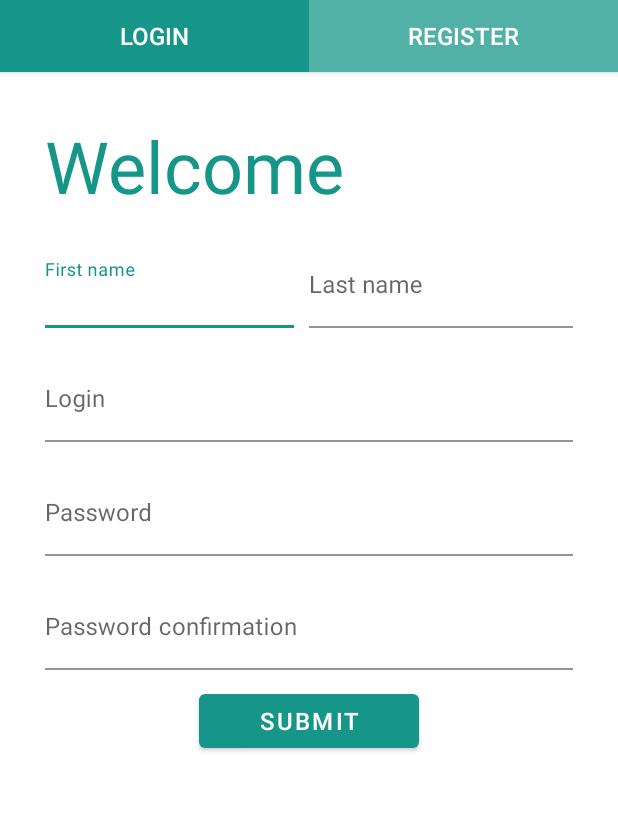
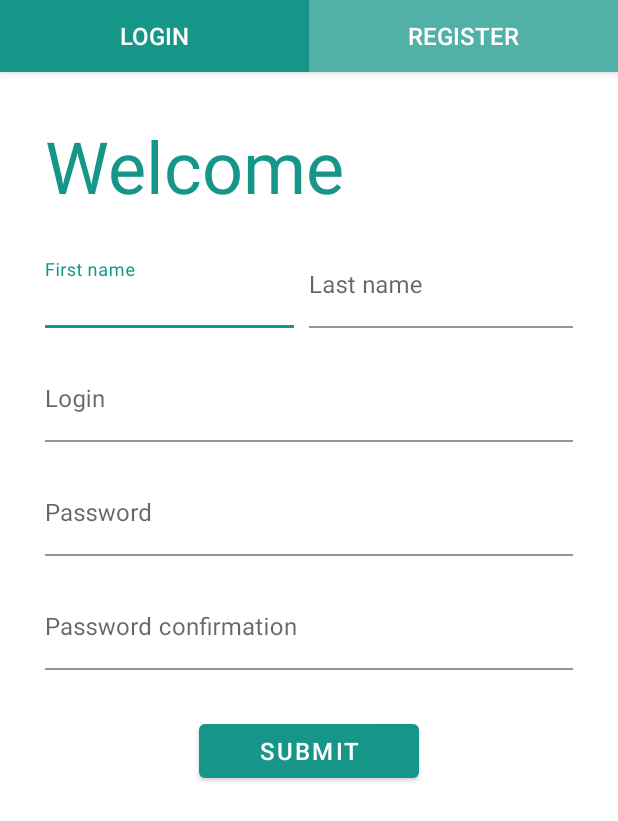
Before and after one commit to ZayetsA/Survay, an Android app: the screen it shows after launch (MainActivity), tab 2 chosen, on a phone screen of 412 x 824 dp. Shown: the top 821 px of the screen. Run offline under Robolectric (Android 15) with nearby library versions, the phone set to English and light mode, and no system bars; our stand-ins replace Room's generated code, data binding; libraries missing offline, so code that uses them is left out: androidx.databinding.library.

Commit message:
refactored some issues

```diff
--- a/app/src/main/java/com/onix/internship/survay/login/LoginFragment.kt
+++ b/app/src/main/java/com/onix/internship/survay/login/LoginFragment.kt
@@ -14,12 +14,15 @@ import com.onix.internship.survay.adapter.errorMessage
 import com.onix.internship.survay.database.RegisterRepository
 import com.onix.internship.survay.database.UserDatabase
 import com.onix.internship.survay.databinding.FragmentLoginBinding
-import com.onix.internship.survay.tab.TabFragmentDirections
 import com.onix.internship.survay.util.ErrorsCatcher
 
 class LoginFragment : Fragment() {
 
-    private lateinit var loginViewModel: LoginViewModel
+    private val loginViewModel: LoginViewModel by viewModels {
+        LoginViewModelFactory(
+            RegisterRepository(UserDatabase.getInstance(requireContext()).userDatabaseDao)
+        )
+    }
     private lateinit var binding: FragmentLoginBinding
 
     override fun onCreateView(
@@ -27,21 +30,15 @@ class LoginFragment : Fragment() {
         savedInstanceState: Bundle?
     ): View {
         binding = FragmentLoginBinding.inflate(inflater)
-        val application = requireNotNull(this.activity).application
-        val dao = UserDatabase.getInstance(application).userDatabaseDao
-        val repository = RegisterRepository(dao)
-        val factory = LoginViewModelFactory(repository, application)
-        val viewModel: LoginViewModel by viewModels { factory }
-        loginViewModel = viewModel
         return binding.root
     }
 
     override fun onViewCreated(view: View, savedInstanceState: Bundle?) {
+        super.onViewCreated(view, savedInstanceState)
         binding.lifecycleOwner = viewLifecycleOwner
         binding.viewModel = loginViewModel
         removeErrorsDisplayingListener()
-        navigationListener()
-        super.onViewCreated(view, savedInstanceState)
+        loginViewModel.navigationEvent.observe(viewLifecycleOwner, ::navigate)
     }
 
     private fun removeErrorsDisplayingListener() {
@@ -70,20 +67,6 @@ class LoginFragment : Fragment() {
         })
     }
 
-    private fun navigationListener() {
-        loginViewModel.acceptNavigation.observe(viewLifecycleOwner, { hasFinished ->
-            if (hasFinished == true) {
-                navigateUserDetails()
-                loginViewModel.doneNavigationToUserDetails()
-            }
-        })
-    }
-
-    private fun navigateUserDetails() {
-        val action = TabFragmentDirections.actionTabFragmentToUserList2()
-        navigate(action)
-    }
-
     private fun navigate(direction: NavDirections) {
         findNavController().navigate(direction)
     }
--- a/app/src/main/java/com/onix/internship/survay/login/LoginViewModel.kt
+++ b/app/src/main/java/com/onix/internship/survay/login/LoginViewModel.kt
@@ -1,26 +1,25 @@
 package com.onix.internship.survay.login
 
-import android.app.Application
-import androidx.lifecycle.AndroidViewModel
 import androidx.lifecycle.LiveData
 import androidx.lifecycle.MutableLiveData
+import androidx.lifecycle.ViewModel
+import androidx.lifecycle.viewModelScope
+import androidx.navigation.NavDirections
 import com.onix.internship.survay.database.RegisterRepository
+import com.onix.internship.survay.tab.TabFragmentDirections
 import com.onix.internship.survay.util.ErrorsCatcher
 import com.onix.internship.survay.util.MD5
-import kotlinx.coroutines.CoroutineScope
-import kotlinx.coroutines.Dispatchers
-import kotlinx.coroutines.Job
+import com.onix.internship.survay.util.SingleLiveEvent
 import kotlinx.coroutines.launch
 
-class LoginViewModel(private val repository: RegisterRepository, application: Application) :
-    AndroidViewModel(application) {
+class LoginViewModel(private val repository: RegisterRepository) : ViewModel() {
 
     var model = LoginModel()
 
+    private val _navigationEvent = SingleLiveEvent<NavDirections>()
+    val navigationEvent: LiveData<NavDirections> = _navigationEvent
+
     private val mD5 = MD5()
-
-    private val viewModelJob = Job()
-    private val uiScope = CoroutineScope(Dispatchers.Main + viewModelJob)
 
     private val _errorLogin = MutableLiveData(ErrorsCatcher.NO)
 
@@ -32,22 +31,18 @@ class LoginViewModel(private val repository: RegisterRepository, application: Ap
     val errorPassword: LiveData<ErrorsCatcher>
         get() = _errorPassword
 
-    private val _acceptNavigation = MutableLiveData<Boolean>()
-    val acceptNavigation: LiveData<Boolean>
-        get() = _acceptNavigation
-
     fun showUserListFragment() {
         model.apply {
             _errorLogin.value = isEmptyEditText(login)
             _errorPassword.value = isEmptyEditText(password)
             if (!isEmpty()) {
-                uiScope.launch {
+                viewModelScope.launch {
                     val userLogin = repository.getUserName(login)
                     if (userLogin != null) {
                         if (userLogin.password == mD5.md5(password)) {
                             login = ""
                             password = ""
-                            _acceptNavigation.value = true
+                            _navigationEvent.postValue(TabFragmentDirections.actionTabFragmentToUserList2())
                         } else {
                             _errorPassword.value = ErrorsCatcher.INCORRECT_PASSWORD
                         }
@@ -59,7 +54,4 @@ class LoginViewModel(private val repository: RegisterRepository, application: Ap
         }
     }
 
-    fun doneNavigationToUserDetails() {
-        _acceptNavigation.value = false
-    }
 }
--- a/app/src/main/java/com/onix/internship/survay/login/LoginViewModelFactory.kt
+++ b/app/src/main/java/com/onix/internship/survay/login/LoginViewModelFactory.kt
@@ -1,6 +1,5 @@
 package com.onix.internship.survay.login
 
-import android.app.Application
 import androidx.lifecycle.ViewModel
 import androidx.lifecycle.ViewModelProvider
 import com.onix.internship.survay.database.RegisterRepository
@@ -8,11 +7,10 @@ import com.onix.internship.survay.database.RegisterRepository
 @Suppress("UNCHECKED_CAST")
 class LoginViewModelFactory(
     private val repository: RegisterRepository,
-    private val application: Application
 ) : ViewModelProvider.Factory {
     override fun <T : ViewModel?> create(modelClass: Class<T>): T {
         if (modelClass.isAssignableFrom(LoginViewModel::class.java)) {
-            return LoginViewModel(repository, application) as T
+            return LoginViewModel(repository) as T
         }
         throw IllegalArgumentException("Unknown View Model Class")
     }
--- a/app/src/main/java/com/onix/internship/survay/signup/SignUpViewModelFactory.kt
+++ b/app/src/main/java/com/onix/internship/survay/signup/SignUpViewModelFactory.kt
@@ -1,18 +1,16 @@
 package com.onix.internship.survay.signup
 
-import android.app.Application
 import androidx.lifecycle.ViewModel
 import androidx.lifecycle.ViewModelProvider
 import com.onix.internship.survay.database.RegisterRepository
 
 @Suppress("UNCHECKED_CAST")
 class SignUpViewModelFactory(
-    private val repository: RegisterRepository,
-    private val application: Application
+    private val repository: RegisterRepository
 ) : ViewModelProvider.Factory {
     override fun <T : ViewModel?> create(modelClass: Class<T>): T {
         if (modelClass.isAssignableFrom(SignupViewModel::class.java)) {
-            return SignupViewModel(repository, application) as T
+            return SignupViewModel(repository) as T
         }
         throw IllegalArgumentException("Unknown view model class")
     }
--- a/app/src/main/java/com/onix/internship/survay/signup/SignupFragment.kt
+++ b/app/src/main/java/com/onix/internship/survay/signup/SignupFragment.kt
@@ -1,6 +1,5 @@
 package com.onix.internship.survay.signup
 
-import android.app.Application
 import android.os.Bundle
 import android.text.Editable
 import android.text.TextWatcher
@@ -9,17 +8,21 @@ import android.view.View
 import android.view.ViewGroup
 import androidx.fragment.app.Fragment
 import androidx.fragment.app.viewModels
-import com.onix.internship.survay.R
+import androidx.navigation.NavDirections
+import androidx.navigation.fragment.findNavController
 import com.onix.internship.survay.adapter.errorMessage
 import com.onix.internship.survay.database.RegisterRepository
 import com.onix.internship.survay.database.UserDatabase
 import com.onix.internship.survay.databinding.FragmentSignupBinding
 import com.onix.internship.survay.util.ErrorsCatcher
-import com.onix.internship.survay.util.SuccessDialogFragment
 
 class SignupFragment : Fragment() {
 
-    private lateinit var signupViewModel: SignupViewModel
+    private val signupViewModel: SignupViewModel by viewModels {
+        SignUpViewModelFactory(
+            RegisterRepository(UserDatabase.getInstance(requireContext()).userDatabaseDao)
+        )
+    }
     private lateinit var binding: FragmentSignupBinding
 
     override fun onCreateView(
@@ -27,32 +30,15 @@ class SignupFragment : Fragment() {
         savedInstanceState: Bundle?
     ): View {
         binding = FragmentSignupBinding.inflate(inflater)
-        val application: Application = requireNotNull(this.activity).application
-        val dao = UserDatabase.getInstance(application).userDatabaseDao
-        val repository = RegisterRepository(dao)
-        val factory = SignUpViewModelFactory(repository, application)
-        val viewModel: SignupViewModel by viewModels { factory }
-        signupViewModel = viewModel
-        errorsNotificationListener()
         removeErrorsDisplayingListener()
         return binding.root
     }
 
     override fun onViewCreated(view: View, savedInstanceState: Bundle?) {
+        super.onViewCreated(view, savedInstanceState)
         binding.lifecycleOwner = viewLifecycleOwner
         binding.viewModel = signupViewModel
-        super.onViewCreated(view, savedInstanceState)
-    }
-
-    private fun errorsNotificationListener() {
-        signupViewModel.navigate.observe(viewLifecycleOwner, { hasFinished ->
-            if (hasFinished == true) {
-                val myDialogFragment = SuccessDialogFragment()
-                val manager = requireActivity().supportFragmentManager
-                myDialogFragment.show(manager, getString(R.string.success_dialog_tag))
-                signupViewModel.doneNavigating()
-            }
-        })
+        signupViewModel.navigationEvent.observe(viewLifecycleOwner, ::navigate)
     }
 
     private fun removeErrorsDisplayingListener() {
@@ -117,4 +103,8 @@ class SignupFragment : Fragment() {
             }
         })
     }
+
+    private fun navigate(direction: NavDirections) {
+        findNavController().navigate(direction)
+    }
 }
--- a/app/src/main/java/com/onix/internship/survay/signup/SignupViewModel.kt
+++ b/app/src/main/java/com/onix/internship/survay/signup/SignupViewModel.kt
@@ -1,31 +1,27 @@
 package com.onix.internship.survay.signup
 
-import android.app.Application
-import androidx.lifecycle.AndroidViewModel
 import androidx.lifecycle.LiveData
 import androidx.lifecycle.MutableLiveData
+import androidx.lifecycle.ViewModel
 import androidx.lifecycle.viewModelScope
+import androidx.navigation.NavDirections
 import com.onix.internship.survay.database.RegisterRepository
 import com.onix.internship.survay.database.User
+import com.onix.internship.survay.tab.TabFragmentDirections
 import com.onix.internship.survay.util.ErrorsCatcher
 import com.onix.internship.survay.util.MD5
-import kotlinx.coroutines.CoroutineScope
-import kotlinx.coroutines.Dispatchers
+import com.onix.internship.survay.util.SingleLiveEvent
 import kotlinx.coroutines.Job
 import kotlinx.coroutines.launch
 
-class SignupViewModel(private val repository: RegisterRepository, application: Application) :
-    AndroidViewModel(application) {
+class SignupViewModel(private val repository: RegisterRepository) : ViewModel() {
 
     val model = SignupModel()
 
-    private val viewModelJob = Job()
-    private val uiScope = CoroutineScope(Dispatchers.Main + viewModelJob)
+    private val _navigationEvent = SingleLiveEvent<NavDirections>()
+    val navigationEvent: LiveData<NavDirections> = _navigationEvent
+
     private val mD5 = MD5()
-
-    private val _navigate = MutableLiveData<Boolean>()
-    val navigate: LiveData<Boolean>
-        get() = _navigate
 
     private val _errorFirstName = MutableLiveData(ErrorsCatcher.NO)
     val errorFirstName: LiveData<ErrorsCatcher>
@@ -55,7 +51,7 @@ class SignupViewModel(private val repository: RegisterRepository, application: A
             _errorPassword.value = isEmptyEditText(password)
             _errorPasswordConfirmation.value = isEmptyEditText(passwordConfirmation)
             if (!isEmpty()) {
-                uiScope.launch {
+                viewModelScope.launch {
                     val username = repository.getUserName(login)
                     if (username != null) {
                         _errorLogin.value = ErrorsCatcher.EXISTING_LOGIN
@@ -80,7 +76,7 @@ class SignupViewModel(private val repository: RegisterRepository, application: A
                                 login = ""
                                 password = ""
                                 passwordConfirmation = ""
-                                _navigate.value = true
+                                _navigationEvent.postValue(TabFragmentDirections.actionTabFragmentToUserList2())
                             }
                         }
                     }
@@ -92,8 +88,4 @@ class SignupViewModel(private val repository: RegisterRepository, application: A
     private fun insert(user: User): Job = viewModelScope.launch {
         repository.insert(user)
     }
-
-    fun doneNavigating() {
-        _navigate.value = false
-    }
 }
--- a/app/src/main/java/com/onix/internship/survay/userlist/UserListViewModel.kt
+++ b/app/src/main/java/com/onix/internship/survay/userlist/UserListViewModel.kt
@@ -1,6 +1,5 @@
 package com.onix.internship.survay.userlist
 
-import android.app.Application
 import androidx.lifecycle.LiveData
 import androidx.lifecycle.MutableLiveData
 import androidx.lifecycle.ViewModel
@@ -9,8 +8,7 @@ import com.onix.internship.survay.database.RegisterRepository
 import com.onix.internship.survay.database.User
 import kotlinx.coroutines.launch
 
-class UserListViewModel(private val repository: RegisterRepository, application: Application) :
-    ViewModel() {
+class UserListViewModel(private val repository: RegisterRepository) : ViewModel() {
 
     private var _usersAndMentors = MutableLiveData<List<User>>()
     val usersAndMentors: LiveData<List<User>>
--- a/app/src/main/java/com/onix/internship/survay/userlist/UserListViewModelFactory.kt
+++ b/app/src/main/java/com/onix/internship/survay/userlist/UserListViewModelFactory.kt
@@ -1,6 +1,5 @@
 package com.onix.internship.survay.userlist
 
-import android.app.Application
 import androidx.lifecycle.ViewModel
 import androidx.lifecycle.ViewModelProvider
 import com.onix.internship.survay.database.RegisterRepository
@@ -8,11 +7,10 @@ import com.onix.internship.survay.database.RegisterRepository
 @Suppress("UNCHECKED_CAST")
 class UserListViewModelFactory(
     private val repository: RegisterRepository,
-    private val application: Application
 ) : ViewModelProvider.Factory {
     override fun <T : ViewModel?> create(modelClass: Class<T>): T {
         if (modelClass.isAssignableFrom(UserListViewModel::class.java)) {
-            return UserListViewModel(repository, application) as T
+            return UserListViewModel(repository) as T
         }
         throw IllegalArgumentException("Unknown View Model Class")
     }
--- /dev/null
+++ b/app/src/main/java/com/onix/internship/survay/util/SingleLiveEvent.kt
@@ -0,0 +1,37 @@
+package com.onix.internship.survay.util
+
+import androidx.annotation.MainThread
+import androidx.lifecycle.LifecycleOwner
+import androidx.lifecycle.MutableLiveData
+import androidx.lifecycle.Observer
+import java.util.concurrent.atomic.AtomicBoolean
+
+class SingleLiveEvent<T> : MutableLiveData<T>() {
+
+    private val pending = AtomicBoolean(false)
+
+    @MainThread
+    override fun observe(owner: LifecycleOwner, observer: Observer<in T>) {
+        super.observe(owner, { t ->
+            if (pending.compareAndSet(true, false)) {
+                observer.onChanged(t)
+            }
+        })
+    }
+
+    @MainThread
+    override fun setValue(t: T?) {
+        pending.set(true)
+        super.setValue(t)
+    }
+
+    @MainThread
+    fun call() {
+        value = null
+    }
+
+    override fun postValue(value: T?) {
+        pending.set(true)
+        super.postValue(value)
+    }
+}
--- a/app/src/main/res/layout/fragment_signup.xml
+++ b/app/src/main/res/layout/fragment_signup.xml
@@ -15,7 +15,7 @@
         android:id="@+id/signupContainer"
         android:layout_width="match_parent"
         android:layout_height="match_parent"
-        android:layout_margin="@dimen/margin_30"
+        android:layout_margin="@dimen/container_margin_30"
         tools:context=".signup.SignupFragment">
 
         <com.google.android.material.textview.MaterialTextView
@@ -33,7 +33,7 @@
             android:id="@+id/signupContainerInputFirstNameLayout"
             android:layout_width="0dp"
             android:layout_height="wrap_content"
-            android:layout_marginTop="@dimen/margin_20"
+            android:layout_marginTop="@dimen/text_input_margin_top_20"
             android:paddingStart="0dp"
             android:paddingEnd="10dp"
             app:boxBackgroundColor="@android:color/transparent"
@@ -64,7 +64,7 @@
             android:id="@+id/signupContainerInputLastNameLayout"
             android:layout_width="0dp"
             android:layout_height="wrap_content"
-            android:layout_marginTop="@dimen/margin_20"
+            android:layout_marginTop="@dimen/text_input_margin_top_20"
             app:boxBackgroundColor="@android:color/transparent"
             app:boxStrokeColor="@color/tab_color_unselected"
             app:errorMessage="@{viewModel.errorSecondName}"
@@ -92,7 +92,7 @@
             android:id="@+id/signupContainerInputLoginLayout"
             android:layout_width="match_parent"
             android:layout_height="wrap_content"
-            android:layout_marginTop="@dimen/margin_20"
+            android:layout_marginTop="@dimen/text_input_margin_top_20"
             app:boxBackgroundColor="@android:color/transparent"
             app:boxStrokeColor="@color/tab_color_unselected"
             app:errorMessage="@{viewModel.errorLogin}"
@@ -117,7 +117,7 @@
             android:id="@+id/signupContainerInputPasswordLayout"
             android:layout_width="match_parent"
             android:layout_height="wrap_content"
-            android:layout_marginTop="@dimen/margin_20"
+            android:layout_marginTop="@dimen/text_input_margin_top_20"
             app:boxBackgroundColor="@android:color/transparent"
             app:boxStrokeColor="@color/tab_color_unselected"
             app:errorMessage="@{viewModel.errorPassword}"
@@ -143,7 +143,7 @@
             android:id="@+id/signupContainerInputPasswordConfirmationLayout"
             android:layout_width="match_parent"
             android:layout_height="wrap_content"
-            android:layout_marginTop="@dimen/margin_20"
+            android:layout_marginTop="@dimen/text_input_margin_top_20"
             app:boxBackgroundColor="@android:color/transparent"
             app:boxStrokeColor="@color/tab_color_unselected"
             app:errorMessage="@{viewModel.errorPasswordConfirmation}"
@@ -170,10 +170,10 @@
             android:id="@+id/signupContainerSubmitButton"
             android:layout_width="wrap_content"
             android:layout_height="wrap_content"
-            android:layout_marginTop="@dimen/margin_10"
+            android:layout_marginTop="@dimen/connect_btn_margin_top_30"
             android:onClick="@{()->viewModel.showLoginFragment()}"
-            android:paddingStart="@dimen/padding_40"
-            android:paddingEnd="@dimen/padding_40"
+            android:paddingStart="@dimen/apply_button_padding_40"
+            android:paddingEnd="@dimen/apply_button_padding_40"
             android:text="@string/buttonSubmitText"
             android:textSize="@dimen/text_16"
             app:layout_constraintEnd_toEndOf="parent"
--- a/app/src/main/res/layout/fragment_tab.xml
+++ b/app/src/main/res/layout/fragment_tab.xml
@@ -40,7 +40,7 @@
                 android:id="@+id/mainContainerTabViewPager"
                 android:layout_width="match_parent"
                 android:layout_height="match_parent"
-                android:layout_margin="30dp"
+                android:layout_margin="@dimen/container_margin_30"
                 app:layout_behavior="@string/appbar_scrolling_view_behavior" />
         </androidx.coordinatorlayout.widget.CoordinatorLayout>
 
--- a/app/src/main/res/layout/fragment_user_list.xml
+++ b/app/src/main/res/layout/fragment_user_list.xml
@@ -21,7 +21,7 @@
             android:id="@+id/userListLayoutToolbar"
             android:layout_width="match_parent"
             android:layout_height="wrap_content"
-            android:layout_marginBottom="@dimen/margin_20"
+            android:layout_marginBottom="@dimen/toolbar_margin_bottom_20"
             android:background="@color/purple_500"
             android:theme="@style/ThemeOverlay.AppCompat.Dark.ActionBar"
             app:layout_constraintTop_toTopOf="parent"
--- a/app/src/main/res/values/dimens.xml
+++ b/app/src/main/res/values/dimens.xml
@@ -1,11 +1,15 @@
 <resources>
     <!-- Default screen margins, per the Android Design guidelines. -->
     <dimen name="text_48">48sp</dimen>
-    <dimen name="margin_20">20dp</dimen>
     <dimen name="text_16">16sp</dimen>
-    <dimen name="margin_30">30dp</dimen>
-    <dimen name="padding_40">40dp</dimen>
-    <dimen name="margin_5">5dp</dimen>
-    <dimen name="margin_10">10dp</dimen>
     <dimen name="text_24">24sp</dimen>
+    <dimen name="container_margin_30">30dp</dimen>
+    <dimen name="text_input_margin_top_20">20dp</dimen>
+    <dimen name="edit_text_margin_top_30">30dp</dimen>
+    <dimen name="connect_btn_margin_top_30">30dp</dimen>
+    <dimen name="apply_button_padding_40">40dp</dimen>
+    <dimen name="toolbar_margin_bottom_20">20dp</dimen>
+    <dimen name="user_item_title_margin_10">10dp</dimen>
+    <dimen name="user_item_subtitle_margin_5">5dp</dimen>
+    <dimen name="layout_margin_5">5dp</dimen>
 </resources>
```
Also changed, not shown: app/src/main/java/com/onix/internship/survay/userlist/UserListFragment.kt (+5 -7 lines), app/src/main/java/com/onix/internship/survay/util/SuccessDialogFragment.kt (deleted, +0 -22 lines), app/src/main/res/layout/fragment_login.xml (+8 -8 lines), app/src/main/res/layout/user_item.xml (+9 -9 lines).
